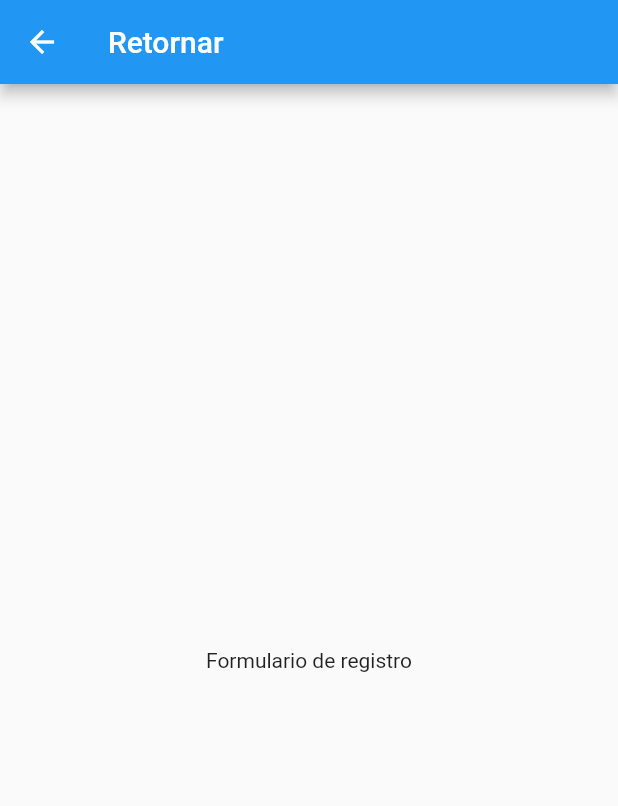
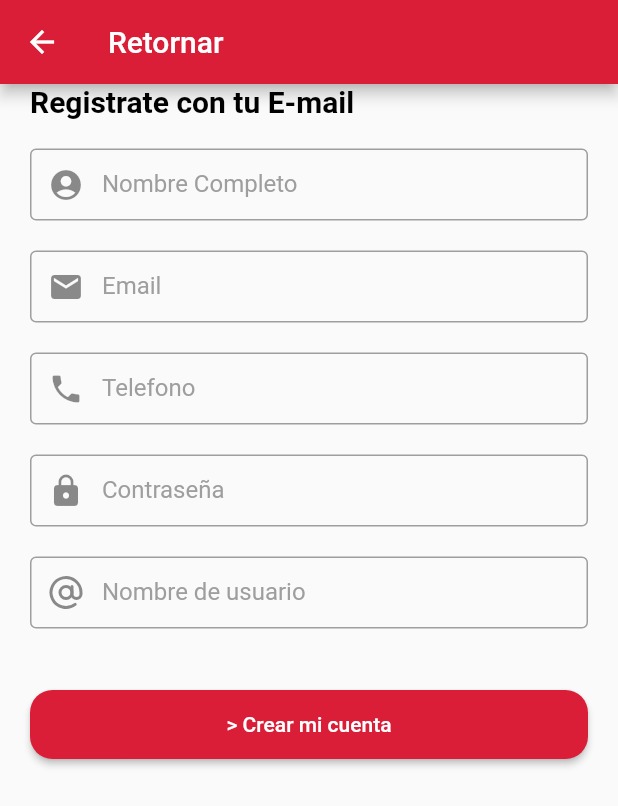
Before and after one commit to cruizdeleon/flutterreservationapp, a Flutter app: the Register screen opened by its route, on a phone screen of 412 x 824 dp. Shown: the top 806 px of the screen. Run offline on Flutter 3.47's test engine with Material 2 defaults, Android fonts, the phone set to English and light mode, and no system bars; our stand-ins replace flutter_vector_icons.

Commit message:
modificacion register

```diff
--- a/lib/src/pages/register.dart
+++ b/lib/src/pages/register.dart
@@ -1,14 +1,138 @@
 import 'package:flutter/material.dart';
+import 'package:flutter_vector_icons/flutter_vector_icons.dart';
 
 class Register extends StatelessWidget {
+  final _formKey = GlobalKey<FormState>();
   @override
   Widget build(BuildContext context) {
     return Scaffold(
-      body: Center(
-        child: Text("Formulario de registro"),
-      ),
+      body: _body(),
       appBar: AppBar(
         title: Text("Retornar"),
+        backgroundColor: Color(0xffda1e37),
+      ),
+    );
+  }
+
+  Widget _body() {
+    return Container(
+      margin: EdgeInsets.symmetric(horizontal: 20.0),
+      child: SingleChildScrollView(
+        child: Form(
+          key: _formKey,
+          child: Column(
+            crossAxisAlignment: CrossAxisAlignment.stretch,
+            mainAxisAlignment: MainAxisAlignment.center,
+            children: [
+              Text(
+                "Registrate con tu E-mail",
+                textAlign: TextAlign.left,
+                style: TextStyle(
+                  color: Colors.black,
+                  fontSize: 20.0,
+                  fontWeight: FontWeight.bold,
+                ),
+              ),
+              SizedBox(
+                height: 20.0,
+              ),
+              TextFormField(
+                validator: (value) =>
+                    value.isEmpty ? "Ingrese el nombre" : null,
+                decoration: InputDecoration(
+                  contentPadding: EdgeInsets.zero,
+                  labelStyle: TextStyle(color: Colors.grey),
+                  labelText: "Nombre Completo",
+                  prefixIcon: Icon(Icons.account_circle),
+                  enabledBorder: OutlineInputBorder(
+                      borderSide: BorderSide(color: Colors.grey)),
+                ),
+              ),
+              SizedBox(
+                height: 20.0,
+              ),
+              TextFormField(
+                validator: (value) =>
+                    value.isEmpty ? "ingrese un correo" : null,
+                decoration: InputDecoration(
+                  contentPadding: EdgeInsets.zero,
+                  labelStyle: TextStyle(color: Colors.grey),
+                  labelText: "Email",
+                  prefixIcon: Icon(Icons.email),
+                  enabledBorder: OutlineInputBorder(
+                    borderSide: BorderSide(color: Colors.grey),
+                  ),
+                ),
+              ),
+              SizedBox(
+                height: 20.0,
+              ),
+              TextFormField(
+                validator: (value) =>
+                    value.isEmpty ? "ingrese un telefono" : null,
+                decoration: InputDecoration(
+                  contentPadding: EdgeInsets.zero,
+                  labelStyle: TextStyle(color: Colors.grey),
+                  labelText: "Telefono",
+                  prefixIcon: Icon(Icons.phone),
+                  enabledBorder: OutlineInputBorder(
+                      borderSide: BorderSide(color: Colors.grey)),
+                ),
+              ),
+              SizedBox(
+                height: 20.0,
+              ),
+              TextFormField(
+                validator: (value) =>
+                    value.isEmpty ? "ingrese una contraseña" : null,
+                obscureText: true,
+                decoration: InputDecoration(
+                  contentPadding: EdgeInsets.zero,
+                  labelStyle: TextStyle(color: Colors.grey),
+                  labelText: "Contraseña",
+                  prefixIcon: Icon(Icons.lock),
+                  enabledBorder: OutlineInputBorder(
+                    borderSide: BorderSide(color: Colors.grey),
+                  ),
+                ),
+              ),
+              SizedBox(
+                height: 20.0,
+              ),
+              TextFormField(
+                validator: (value) =>
+                    value.isEmpty ? "ingrese un usuario" : null,
+                decoration: InputDecoration(
+                  contentPadding: EdgeInsets.zero,
+                  labelStyle: TextStyle(color: Colors.grey),
+                  labelText: "Nombre de usuario",
+                  prefixIcon: Icon(Feather.at_sign),
+                  enabledBorder: OutlineInputBorder(
+                    borderSide: BorderSide(color: Colors.grey),
+                  ),
+                ),
+              ),
+              SizedBox(
+                height: 40.0,
+              ),
+              RaisedButton(
+                color: Color(0xffda1e37),
+                onPressed: () {
+                  if (_formKey.currentState.validate()) {
+                    print("validado");
+                  } else {
+                    print("no validado");
+                  }
+                },
+                child: Text("> Crear mi cuenta"),
+                textColor: Colors.white,
+                shape: RoundedRectangleBorder(
+                    borderRadius: BorderRadius.circular(15.0)),
+                padding: EdgeInsets.symmetric(vertical: 15.0),
+              ),
+            ],
+          ),
+        ),
       ),
     );
   }
--- a/pubspec.yaml
+++ b/pubspec.yaml
@@ -23,6 +23,7 @@ environment:
 dependencies:
   flutter:
     sdk: flutter
+  flutter_vector_icons: ^0.3.0
 
 
   # The following adds the Cupertino Icons font to your application.
```
Also changed, not shown: pubspec.lock.
